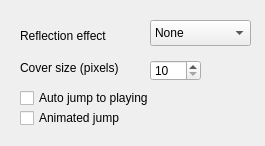
Qt form src/context/applets/coverbling/coverblingSettings.ui (KDE/amarok) before a commit.
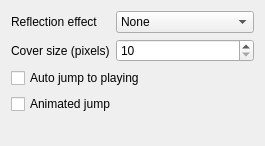
The same form after that commit.

Commit message: Use QFormLayout with left edge label alignment.

```diff
--- a/src/context/applets/coverbling/coverblingSettings.ui
+++ b/src/context/applets/coverbling/coverblingSettings.ui
@@ -10,41 +10,45 @@
     <height>146</height>
    </rect>
   </property>
+  <layout class="QFormLayout" name="formLayout">
+   <property name="labelAlignment">
+    <set>Qt::AlignLeading|Qt::AlignLeft|Qt::AlignVCenter</set>
+   </property>
+   <item row="0" column="0">
   <widget class="QLabel" name="label">
-   <property name="geometry">
-    <rect>
-     <x>20</x>
-     <y>20</y>
-     <width>101</width>
-     <height>31</height>
-    </rect>
-   </property>
    <property name="text">
     <string>Reflection effect</string>
    </property>
   </widget>
+   </item>
+   <item row="0" column="1">
+    <widget class="QComboBox" name="reflectionEffectCombo">
+     <item>
+      <property name="text">
+       <string>None</string>
+      </property>
+     </item>
+     <item>
+      <property name="text">
+       <string>Plain</string>
+      </property>
+     </item>
+     <item>
+      <property name="text">
+       <string>Blurred</string>
+      </property>
+     </item>
+    </widget>
+   </item>
+   <item row="1" column="0">
   <widget class="QLabel" name="label_3">
-   <property name="geometry">
-    <rect>
-     <x>20</x>
-     <y>60</y>
-     <width>101</width>
-     <height>16</height>
-    </rect>
-   </property>
    <property name="text">
     <string>Cover size (pixels)</string>
    </property>
   </widget>
+   </item>
+   <item row="1" column="1">
   <widget class="QSpinBox" name="coversizeSpin">
-   <property name="geometry">
-    <rect>
-     <x>150</x>
-     <y>60</y>
-     <width>51</width>
-     <height>21</height>
-    </rect>
-   </property>
    <property name="minimum">
     <number>10</number>
    </property>
@@ -52,57 +56,22 @@
     <number>500</number>
    </property>
   </widget>
-  <widget class="QComboBox" name="reflectionEffectCombo">
-   <property name="geometry">
-    <rect>
-     <x>150</x>
-     <y>20</y>
-     <width>101</width>
-     <height>26</height>
-    </rect>
-   </property>
-   <item>
-    <property name="text">
-     <string>None</string>
-    </property>
    </item>
-   <item>
-    <property name="text">
-     <string>Plain</string>
-    </property>
-   </item>
-   <item>
-    <property name="text">
-     <string>Blurred</string>
-    </property>
-   </item>
-  </widget>
+   <item row="2" column="0" colspan="2">
   <widget class="QCheckBox" name="autoJumpChk">
-   <property name="geometry">
-    <rect>
-     <x>20</x>
-     <y>90</y>
-     <width>141</width>
-     <height>16</height>
-    </rect>
-   </property>
    <property name="text">
     <string>Auto jump to playing</string>
    </property>
   </widget>
+   </item>
+   <item row="3" column="0" colspan="2">
   <widget class="QCheckBox" name="animJumpChk">
-   <property name="geometry">
-    <rect>
-     <x>20</x>
-     <y>110</y>
-     <width>141</width>
-     <height>16</height>
-    </rect>
-   </property>
    <property name="text">
     <string>Animated jump</string>
    </property>
   </widget>
+   </item>
+  </layout>
  </widget>
  <resources/>
  <connections/>
```
Lines whose indentation alone changed are shown as unchanged. The commit also changes 5 other files.
